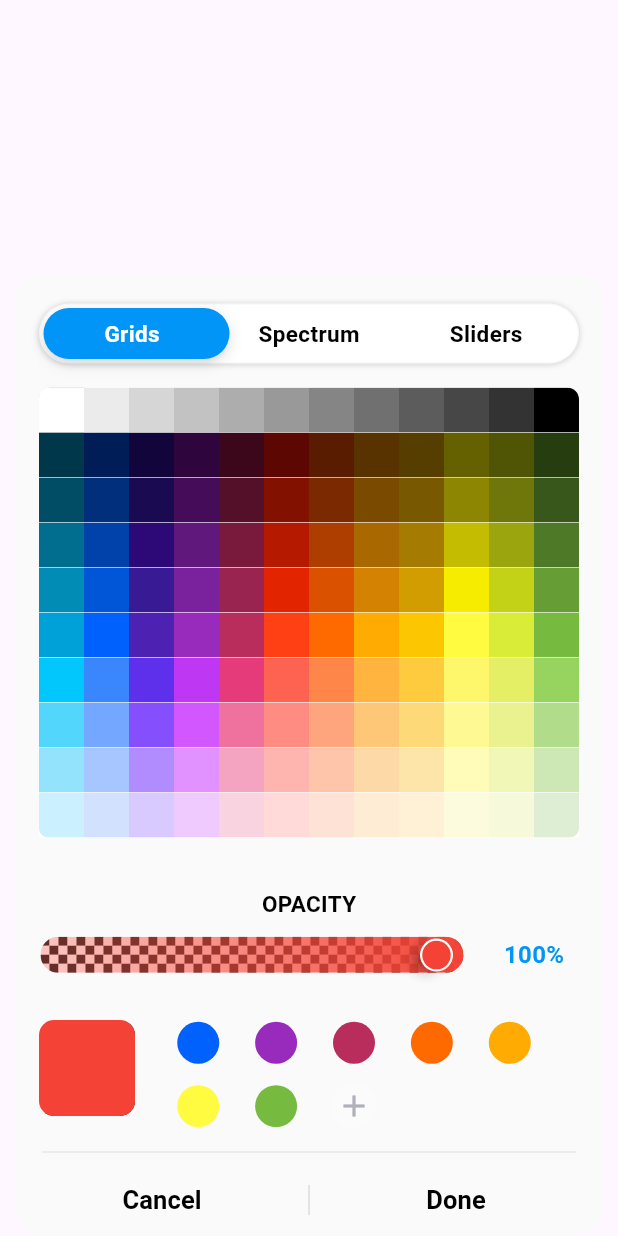
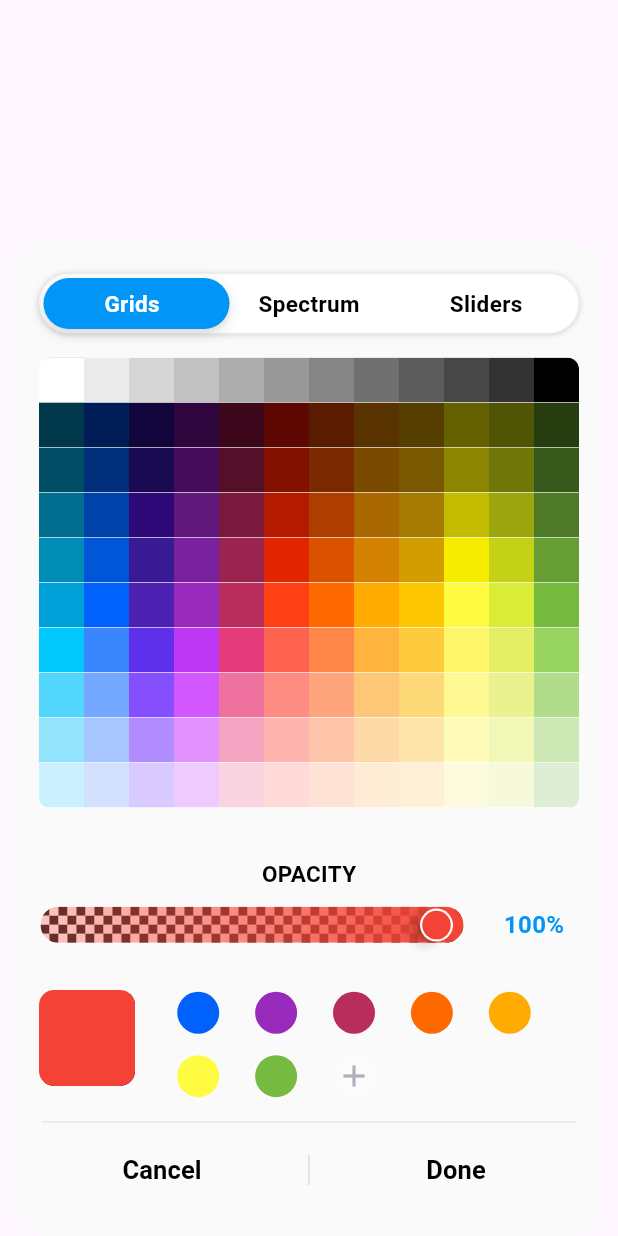
Before and after one commit to yunisrajabi/ios_color_picker, a Flutter app: the IosColorPicker widget shown alone on an empty page, opened directly with empty values, on a phone screen of 412 x 824 dp. Run offline on Flutter 3.47's test engine with Material 3 defaults, Android fonts, the phone set to English and light mode, and no system bars; our stand-ins replace plugin_platform_interface, shared_preferences, smooth_page_indicator, toastification; missing offline and left inert: super_tooltip; accounts and stored records are empty; Roboto replaces fonts that are missing (Anaheim).

Commit message:
add bottom padding

```diff
--- a/lib/custom_picker/ios_color_picker.dart
+++ b/lib/custom_picker/ios_color_picker.dart
@@ -214,7 +214,7 @@ class _IosColorPickerState extends State<IosColorPicker> {
                   endIndent: 18,
                 ),
                 Padding(
-                  padding: const EdgeInsets.symmetric(horizontal: 10.0),
+                  padding: const EdgeInsets.fromLTRB(10.0, 0.0, 10.0, 20.0),
                   child: Row(
                     mainAxisAlignment: MainAxisAlignment.spaceEvenly,
                     children: [
```
